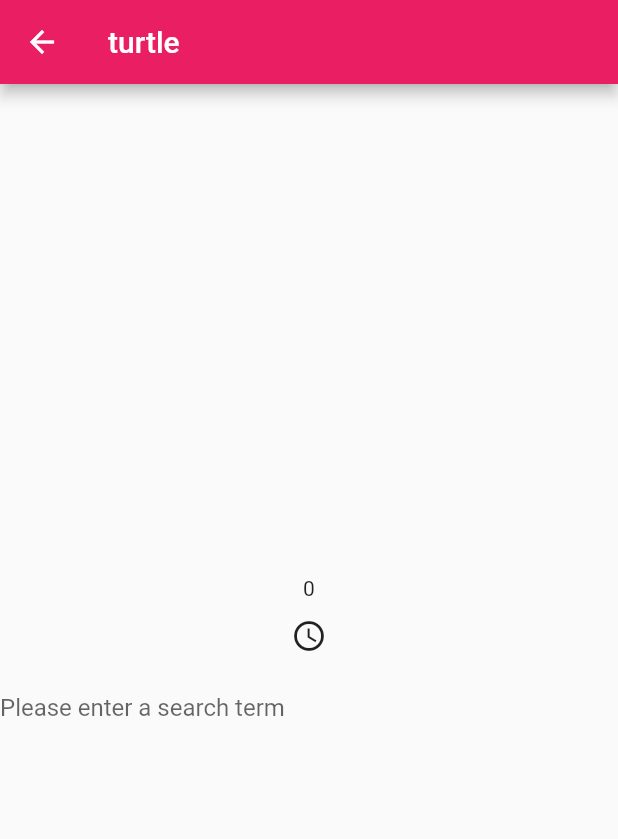
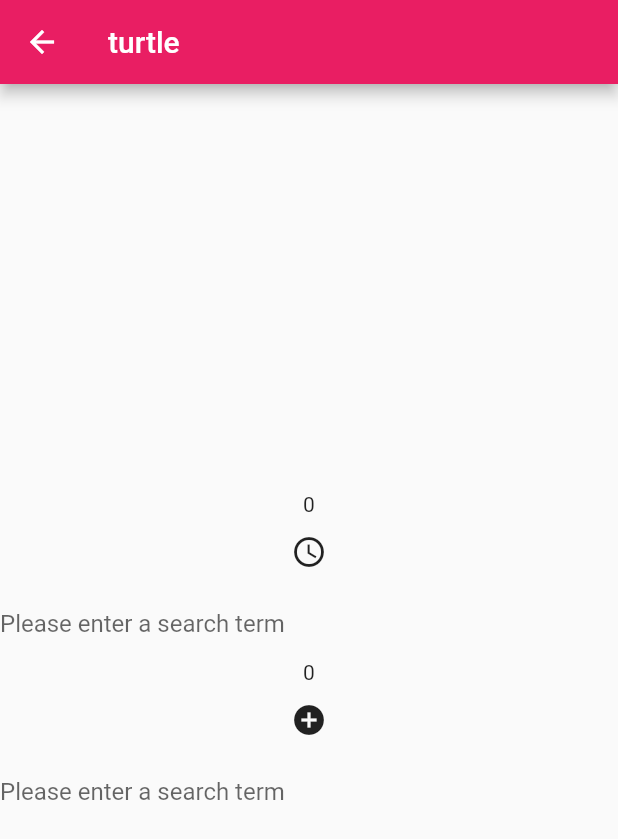
Before and after one commit to Jocifer/joesnewexcitingproject, a Flutter app: the IconScreen screen opened by its route, after a tap on the "access time" icon, on a phone screen of 412 x 824 dp. Shown: the top 839 px of the screen. Run offline on Flutter 3.47's test engine with Material 2 defaults, Android fonts, the phone set to English and light mode, and no system bars.

Commit message:
2 TextField that set 2 different Values.

```diff
--- a/lib/iconscreen.dart
+++ b/lib/iconscreen.dart
@@ -20,13 +20,20 @@ class IconScreen extends StatefulWidget {
 
 class _MyHomePageState extends State<IconScreen> {
   int val = 0;
+  int val1 = 0;
 
   void _openpage() {
+    Navigator.pushNamed(context, '/screen3');
+  }
+  void _openpage1() {
     Navigator.pushNamed(context, '/screen3');
   }
 
   void _onChanged(String input) {
     val = int.parse(input);
+  }
+  void _onChanged1(String input) {
+    val1 = int.parse(input);
   }
 
   @override
@@ -71,11 +78,20 @@ class _MyHomePageState extends State<IconScreen> {
               decoration: InputDecoration(
                   border: InputBorder.none,
                   hintText: 'Please enter a search term'),
-              onChanged: _onChanged,
+              onChanged: _onChanged),
+            new Text('$val1'),
+            new FlatButton(
+                onPressed: _openpage1, child: new Icon(Icons.add_circle)),
+            TextField(
+                keyboardType: TextInputType.number,
+                decoration: InputDecoration(
+                    border: InputBorder.none,
+                    hintText: 'Please enter a search term'),
+                onChanged: _onChanged1),]
             )
-          ],
+
         ),
-      ),
-    );
+      );
+
   }
 }
```
